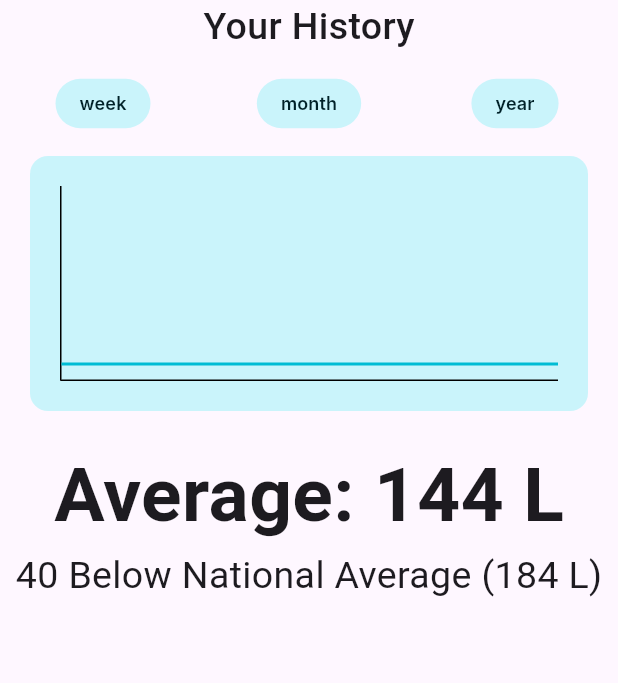
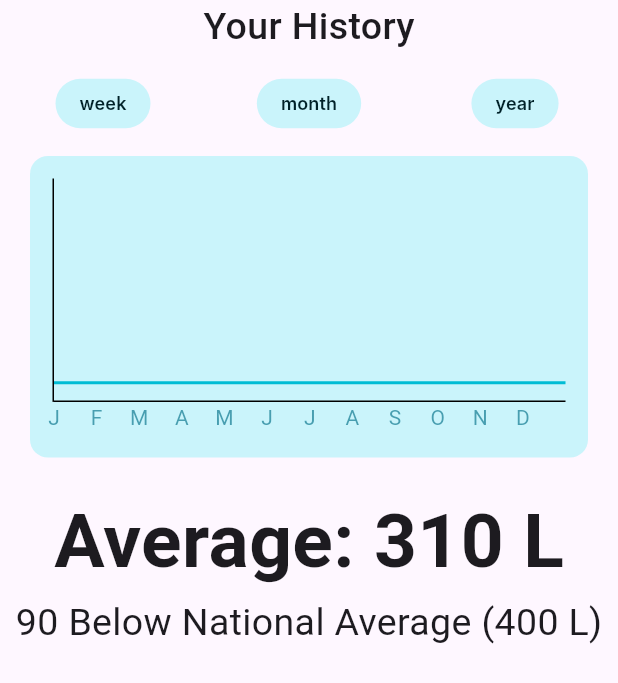
Before and after one commit to FEUP-LEIC-ES-2023-24/WaterXPTO, a Flutter app: the StatisticsContent widget shown alone on an empty page, opened directly, tab 3 chosen, on a phone screen of 412 x 824 dp. Shown: the top 683 px of the screen. Run offline on Flutter 3.47's test engine with Material 3 defaults, Android fonts, the phone set to English and light mode, and no system bars; drawn by our look-alikes of fl_chart; our stand-ins replace awesome_notifications, flutter_local_notifications, get; missing offline and left inert: flutter_background_service, flutter_background_service_android; Roboto replaces fonts that are missing (Inter).

Commit message:
Separated statistics data - closes #3

```diff
--- a/verticalPrototype/vertical_prototype/lib/BackgroundServiceController.dart
+++ b/verticalPrototype/vertical_prototype/lib/BackgroundServiceController.dart
@@ -77,7 +77,7 @@ class BackgroundServiceController {
     });
 
     //Inicia o timer para notificacoes diarias
-    Timer.periodic(const Duration(seconds: 5), (timer) async {
+    Timer.periodic(const Duration(seconds: 15), (timer) async {
       NotificationController.randomTipNotification();
     });
   }
--- /dev/null
+++ b/verticalPrototype/vertical_prototype/lib/Statistics/BaseChart.dart
@@ -0,0 +1,22 @@
+import 'package:flutter/material.dart';
+
+abstract class BaseChart extends StatefulWidget {
+  final List<double> liters;
+
+  const BaseChart({required this.liters, Key? key}) : super(key: key);
+
+  @override
+  State<BaseChart> createState();
+
+  int getAverage() {
+    if (liters.isEmpty) return 0;
+
+    double sum = liters.reduce((value, element) => value + element);
+    return (sum / liters.length).toInt();
+  }
+
+}
+
+abstract class _BaseChartState extends State<BaseChart> {
+  // Common logic for all chart states can go here
+}
--- a/verticalPrototype/vertical_prototype/lib/Statistics/MonthChart.dart
+++ b/verticalPrototype/vertical_prototype/lib/Statistics/MonthChart.dart
@@ -3,8 +3,11 @@ import 'dart:math';
 import 'package:fl_chart/fl_chart.dart';
 import 'package:flutter/material.dart';
 
-class MonthChart extends StatefulWidget {
-  const MonthChart({super.key});
+import 'BaseChart.dart';
+
+class MonthChart extends BaseChart {
+  const MonthChart({required List<double> liters, Key? key})
+      : super(liters: liters, key: key);
 
   @override
   State<MonthChart> createState() => _MonthChartState();
--- a/verticalPrototype/vertical_prototype/lib/Statistics/StatisticsContent.dart
+++ b/verticalPrototype/vertical_prototype/lib/Statistics/StatisticsContent.dart
@@ -1,5 +1,6 @@
 import 'package:flutter/material.dart';
 
+import 'BaseChart.dart';
 import 'MonthChart.dart';
 import 'WeekChart.dart';
 import 'YearChart.dart';
@@ -9,11 +10,26 @@ import 'YearChart.dart';
 class StatisticsContent extends StatelessWidget {
 
   //Stubs for user data from database
-
+  final int avg = 10;
+  //Week
   final List<double> liters = [10, 35, 42, 53, 28, 41, 60];
-  final int avg = 144;
   final int nBelowNationalAvg = 40;
   final int nationalAverage = 184;
+
+  //Month
+  final List<double> monthLiters = [
+    40, 45, 50, 55, 60, 65, 70, 75, 80, 85, 90, 95, 100, 105, 110, 115, 120, 125, 130, 135,
+    140, 145, 150, 155, 160, 165, 170, 175, 180, 185
+  ];
+  final int monthBelowNationalAvg = 100; // Arbitrary number of liters below the national average
+  final int monthNationalAverage = 310; // Arbitrary national average for a month
+
+  //Year
+  final List<double> yearLiters = [
+    200, 220, 240, 260, 280, 300, 320, 340, 360, 380, 400, 420
+  ];
+  final int yearBelowNationalAvg = 160; // Arbitrary number of liters below the national average
+  final int yearNationalAverage = 400; // Arbitrary national average for a year
 
   @override
   Widget build(BuildContext context) {
@@ -49,19 +65,18 @@ class StatisticsContent extends StatelessWidget {
           //Tab for Week Month Year
           //TabBarView to display different charts based on selected tab
           SizedBox(
-            height: 200,
+            height: 600,
             child: TabBarView(
               children: [
                 // Week Chart
-                StatisticsTab(w: WeekChart(liters: liters,)),
-                StatisticsTab(w: MonthChart()),
-                StatisticsTab(w: Yearchart()),
+                StatisticsTab(w: WeekChart(liters: liters), nationalAverage: nationalAverage,),
+                StatisticsTab(w: MonthChart(liters: monthLiters), nationalAverage: monthNationalAverage,),
+                StatisticsTab(w: YearChart(liters: yearLiters), nationalAverage: yearNationalAverage,),
 
               ],
             ),
           ),
-          Text("Average: $avg L", style: TextStyle(fontSize: 50, fontWeight: FontWeight.bold)),
-          Text("$nBelowNationalAvg Below National Average ($nationalAverage L)", style: TextStyle(fontSize: 25, fontWeight: FontWeight.w400),)
+
         ],
       ),
     );
@@ -92,15 +107,23 @@ class StatisticsTabButton extends StatelessWidget {
 }
 
 class StatisticsTab extends StatelessWidget {
-  final Widget w;
+  final BaseChart w;
+  int nationalAverage;
 
-  const StatisticsTab({required this.w});
+
+  StatisticsTab({required this.w, required this.nationalAverage});
 
   @override
   Widget build(BuildContext context) {
+    int avg = w.getAverage();
+    int nBelowNationalAvg = nationalAverage - avg;
     return SizedBox(
-      height: 10,
-      child: Container(
+
+
+      child: Column(
+        children: [
+          Container(
+
             margin: EdgeInsets.only(left: 20.0, right: 20.0,top: 10, bottom: 20),
             //decoration: BoxDecoration(borderRadius: BorderRadius.circular(12)),
             decoration: BoxDecoration(
@@ -109,11 +132,19 @@ class StatisticsTab extends StatelessWidget {
               shape: BoxShape.rectangle, // Add this line
             ),
 
+            child: Padding(
+              padding: const EdgeInsets.all(15),
               child: AspectRatio(
                   aspectRatio: 2,
                   // Adjust the height as needed
-            child: Padding(padding: EdgeInsets.all(20), child: w,)
+                child: w,
+
               ),
+            ),
+          ),
+          Text("Average: $avg L", style: TextStyle(fontSize: 50, fontWeight: FontWeight.bold)),
+          Text("$nBelowNationalAvg Below National Average ($nationalAverage L)", style: TextStyle(fontSize: 25, fontWeight: FontWeight.w400),)
+        ],
       ),
     );
   }
--- a/verticalPrototype/vertical_prototype/lib/Statistics/WeekChart.dart
+++ b/verticalPrototype/vertical_prototype/lib/Statistics/WeekChart.dart
@@ -1,16 +1,15 @@
 
 import "package:flutter/material.dart";
 import 'package:fl_chart/fl_chart.dart';
+import 'BaseChart.dart';
+class WeekChart extends BaseChart {
 
-class WeekChart extends StatefulWidget {
-  final List<double> liters;
-
-  const WeekChart({required this.liters});
+  const WeekChart({required List<double> liters, Key? key})
+      : super(liters: liters, key: key);
 
 
   @override
   State<WeekChart> createState() => _WeekChartState();
-
 
 }
 
--- a/verticalPrototype/vertical_prototype/lib/Statistics/YearChart.dart
+++ b/verticalPrototype/vertical_prototype/lib/Statistics/YearChart.dart
@@ -3,16 +3,19 @@ import 'dart:math';
 import 'package:flutter/material.dart';
 import 'package:fl_chart/fl_chart.dart';
 
+import 'BaseChart.dart';
 
 
-class Yearchart extends StatefulWidget {
-  const Yearchart({super.key});
+
+class YearChart extends BaseChart {
+  const YearChart({required List<double> liters, Key? key})
+      : super(liters: liters, key: key);
 
   @override
-  State<Yearchart> createState() => _YearchartState();
+  State<YearChart> createState() => _YearChartState();
 }
 
-class _YearchartState extends State<Yearchart> {
+class _YearChartState extends State<YearChart> {
 
   List<FlSpot> waterUsageData = List.generate(13, (index) {
     // Assuming random water usage between 1 and 10 liters per day
@@ -47,7 +50,7 @@ class _YearchartState extends State<Yearchart> {
                 border: const Border(bottom: BorderSide(), left: BorderSide())),
             gridData: FlGridData(show: false),
             titlesData: FlTitlesData(
-              bottomTitles: AxisTitles(sideTitles: SideTitles(showTitles: false)),
+              bottomTitles: AxisTitles(sideTitles: _groupSideTitles()),
               leftTitles: AxisTitles(sideTitles: SideTitles(showTitles: false)),
               topTitles: AxisTitles(sideTitles: SideTitles(showTitles: false)),
               rightTitles: AxisTitles(sideTitles: SideTitles(showTitles: false)),
@@ -70,11 +73,18 @@ class _YearchartState extends State<Yearchart> {
     return SideTitles(
         showTitles: true,
         getTitlesWidget: (value, meta) {
-          return Text(titles[value.toInt()], style: TextStyle(color: Color.fromRGBO(2, 112, 136, 0.65),));
+          if (value - 1 >= 0 && value - 1 < 12) {
+           return Text(titles[value.toInt() - 1], style: TextStyle(color: Color.fromRGBO(2, 112, 136, 0.65),));
+          }
+          else {
+            return Text("");
+          }
         }
 
     );
   }
 
 
+
+
 }
```
Lines whose indentation alone changed are shown as unchanged.
